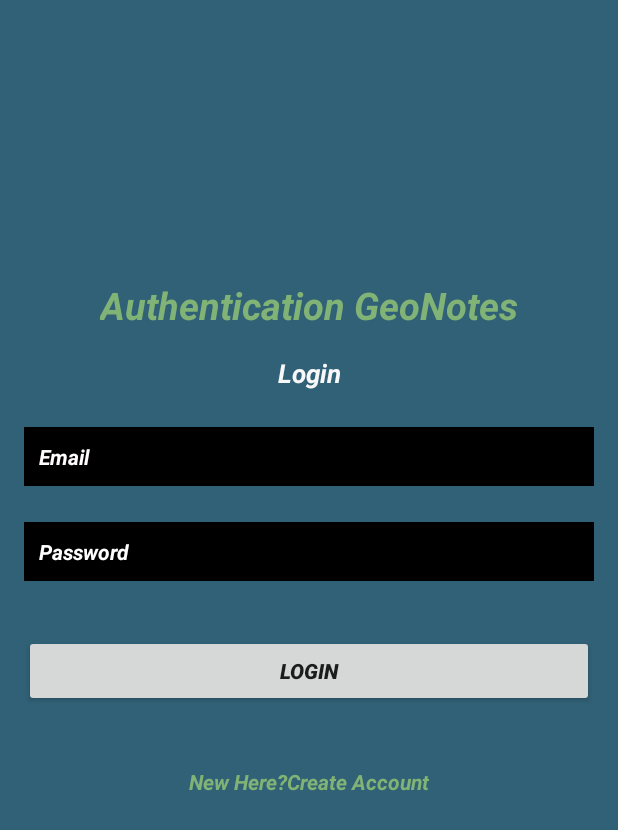
After one commit to SoorajModi/GeoNotesPlus, an Android app: the Login screen opened directly, with no data from a screen before it, on a phone screen of 412 x 824 dp. The commit adds this screen. Shown: the top 830 px of the screen. Run offline under Robolectric (Android 15) with nearby library versions, the phone set to English and light mode, and no system bars; our stand-ins replace Firebase (no records; nobody signed in at launch, a user with empty details on screens opened directly).

Commit message:
Tech story #12 is done

```diff
--- a/app/build.gradle
+++ b/app/build.gradle
@@ -1,5 +1,6 @@
 plugins {
     id 'com.android.application'
+    id 'com.google.gms.google-services'
 }
 
 android {
@@ -34,6 +35,11 @@ dependencies {
     implementation 'androidx.appcompat:appcompat:1.1.0'
     implementation 'com.google.android.material:material:1.1.0'
     implementation 'androidx.preference:preference:1.1.1'
+    implementation 'com.google.firebase:firebase-auth:20.0.2'
+    implementation 'androidx.annotation:annotation:1.1.0'
+    implementation 'androidx.constraintlayout:constraintlayout:2.0.4'
+    implementation 'androidx.lifecycle:lifecycle-livedata-ktx:2.2.0'
+    implementation 'androidx.lifecycle:lifecycle-viewmodel-ktx:2.2.0'
     testImplementation 'junit:junit:4.+'
     androidTestImplementation 'androidx.test.ext:junit:1.1.1'
     androidTestImplementation 'androidx.test.espresso:espresso-core:3.2.0'
--- /dev/null
+++ b/app/src/main/java/de/hauke_stieler/geonotes/Login.java
@@ -0,0 +1,88 @@
+package de.hauke_stieler.geonotes;
+
+import androidx.annotation.NonNull;
+import androidx.appcompat.app.AppCompatActivity;
+
+import android.content.Intent;
+import android.os.Bundle;
+import android.text.TextUtils;
+import android.widget.Button;
+import android.widget.EditText;
+import android.widget.ProgressBar;
+import android.widget.TextView;
+import android.view.View;
+import android.widget.Toast;
+import com.google.android.gms.tasks.OnCompleteListener;
+import com.google.android.gms.tasks.Task;
+import com.google.firebase.auth.AuthResult;
+import com.google.firebase.auth.FirebaseAuth;
+// CODE iS INFULUNCED BY A YOUTUBE SOURCE : https://www.youtube.com/watch?v=TwHmrZxiPA8&ab_channel=SmallAcademy
+
+
+public class Login extends AppCompatActivity {
+
+    EditText Email1,Password1;
+    Button LoginBtn1;
+    TextView CreateBtn1;
+    FirebaseAuth Auth1;
+
+
+    @Override
+    protected void onCreate(Bundle savedInstanceState) {
+        super.onCreate(savedInstanceState);
+        setContentView(R.layout.activity_login);
+
+        Email1 = findViewById(R.id.Email);
+        Password1 = findViewById(R.id.password);
+        Auth1 = FirebaseAuth.getInstance();
+        LoginBtn1 = findViewById(R.id.LoginBtn);
+        CreateBtn1 = findViewById(R.id.textView3);
+
+
+        LoginBtn1.setOnClickListener(new View.OnClickListener() {
+            @Override
+            public void onClick(View v) {
+                String emailTest = Email1.getText().toString().trim();
+                String passwordTest = Password1.getText().toString().trim();
+                if(TextUtils.isEmpty(emailTest)){
+                    Email1.setError("Email is Required");
+                    return;
+                }
+                else if(TextUtils.isEmpty(passwordTest)){
+                    Password1.setError("Password is Required");
+                    return;
+                }
+                else if(passwordTest.length() < 6)
+                {
+                    Password1.setError("Password must greater or equal to 6 charchters");
+                    return;
+                }
+                // authenticattion
+                Auth1.signInWithEmailAndPassword(emailTest,passwordTest).addOnCompleteListener(new OnCompleteListener<AuthResult>() {
+                    @Override
+                    public void onComplete(@NonNull Task<AuthResult> task) {
+                        if (task.isSuccessful()) {
+                            Toast.makeText(Login.this, "Logged in Succefully", Toast.LENGTH_SHORT).show();
+                            startActivity(new Intent(getApplicationContext(),MainActivity.class));
+                        } else if (!task.isSuccessful()) {
+                            Toast.makeText(Login.this, "Error! "+task.getException().getMessage(), Toast.LENGTH_SHORT).show();
+                        }
+                    }
+                });
+            }
+        });
+
+
+        CreateBtn1.setOnClickListener(new View.OnClickListener() {
+            @Override
+            public void onClick(View v) {
+                startActivity(new Intent(getApplicationContext(),Register.class));
+            }
+        });
+
+
+
+
+
+    }
+}
--- a/app/src/main/java/de/hauke_stieler/geonotes/MainActivity.java
+++ b/app/src/main/java/de/hauke_stieler/geonotes/MainActivity.java
@@ -48,6 +48,8 @@ public class MainActivity extends AppCompatActivity {
     protected void onCreate(Bundle savedInstanceState) {
         super.onCreate(savedInstanceState);
         setContentView(R.layout.activity_main);
+
+        // add email and password login authentication
 
         Toolbar toolbar = (Toolbar) findViewById(R.id.toolbar);
         setSupportActionBar(toolbar);
--- /dev/null
+++ b/app/src/main/res/layout/activity_login.xml
@@ -0,0 +1,129 @@
+<?xml version="1.0" encoding="utf-8"?>
+<androidx.constraintlayout.widget.ConstraintLayout xmlns:android="http://schemas.android.com/apk/res/android"
+    xmlns:app="http://schemas.android.com/apk/res-auto"
+    xmlns:tools="http://schemas.android.com/tools"
+    android:layout_width="match_parent"
+    android:layout_height="match_parent"
+    android:background="#316177"
+    tools:context=".Login">
+
+    <TextView
+        android:id="@+id/textView"
+        android:layout_width="wrap_content"
+        android:layout_height="wrap_content"
+        android:layout_marginStart="16dp"
+        android:layout_marginLeft="16dp"
+        android:layout_marginTop="16dp"
+        android:layout_marginEnd="16dp"
+        android:layout_marginRight="16dp"
+        android:layout_marginBottom="8dp"
+        android:text="Authentication GeoNotes"
+        android:textColor="#80B375"
+        android:textSize="25sp"
+        android:textStyle="bold|italic"
+        app:autoSizeTextType="none"
+        app:layout_constraintBottom_toBottomOf="parent"
+        app:layout_constraintEnd_toEndOf="parent"
+        app:layout_constraintStart_toStartOf="parent"
+        app:layout_constraintTop_toTopOf="parent"
+        app:layout_constraintVertical_bias="0.222" />
+
+    <TextView
+        android:id="@+id/textView2"
+        android:layout_width="wrap_content"
+        android:layout_height="wrap_content"
+        android:layout_marginStart="16dp"
+        android:layout_marginLeft="16dp"
+        android:layout_marginTop="16dp"
+        android:layout_marginEnd="16dp"
+        android:layout_marginRight="16dp"
+        android:layout_marginBottom="24dp"
+        android:text="Login"
+        android:textColor="#F8F8F8"
+        android:textSize="17sp"
+        android:textStyle="bold|italic"
+        app:layout_constraintBottom_toTopOf="@+id/Email"
+        app:layout_constraintEnd_toEndOf="parent"
+        app:layout_constraintStart_toStartOf="parent"
+        app:layout_constraintTop_toBottomOf="@+id/textView" />
+
+    <EditText
+        android:id="@+id/Email"
+        android:layout_width="0dp"
+        android:layout_height="wrap_content"
+        android:layout_marginStart="16dp"
+        android:layout_marginLeft="16dp"
+        android:layout_marginTop="24dp"
+        android:layout_marginEnd="16dp"
+        android:layout_marginRight="16dp"
+        android:background="#000000"
+        android:ems="10"
+        android:hint="Email"
+        android:inputType="textEmailAddress"
+        android:padding="10sp"
+        android:textColor="#FFFFFF"
+        android:textColorHint="#FFFDFD"
+        android:textSize="14sp"
+        android:textStyle="bold|italic"
+        app:layout_constraintEnd_toEndOf="parent"
+        app:layout_constraintHorizontal_bias="0.0"
+        app:layout_constraintStart_toStartOf="parent"
+        app:layout_constraintTop_toBottomOf="@+id/textView2" />
+
+    <EditText
+        android:id="@+id/password"
+        android:layout_width="0dp"
+        android:layout_height="wrap_content"
+        android:layout_marginStart="16dp"
+        android:layout_marginLeft="16dp"
+        android:layout_marginTop="24dp"
+        android:layout_marginEnd="16dp"
+        android:layout_marginRight="16dp"
+        android:background="#000000"
+        android:ems="10"
+        android:hint="Password"
+        android:inputType="textPassword"
+        android:padding="10sp"
+        android:textColor="#FFFFFF"
+        android:textColorHint="#FFFFFF"
+        android:textSize="14sp"
+        android:textStyle="bold|italic"
+        app:layout_constraintEnd_toEndOf="parent"
+        app:layout_constraintHorizontal_bias="0.0"
+        app:layout_constraintStart_toStartOf="parent"
+        app:layout_constraintTop_toBottomOf="@+id/Email" />
+
+    <Button
+        android:id="@+id/LoginBtn"
+        android:layout_width="0dp"
+        android:layout_height="wrap_content"
+        android:layout_marginStart="16dp"
+        android:layout_marginLeft="16dp"
+        android:layout_marginTop="36dp"
+        android:layout_marginEnd="16dp"
+        android:layout_marginRight="16dp"
+        android:padding="10sp"
+        android:text="Login"
+        android:textStyle="bold|italic"
+        app:layout_constraintEnd_toEndOf="parent"
+        app:layout_constraintHorizontal_bias="0.0"
+        app:layout_constraintStart_toStartOf="parent"
+        app:layout_constraintTop_toBottomOf="@+id/password" />
+
+    <TextView
+        android:id="@+id/textView3"
+        android:layout_width="wrap_content"
+        android:layout_height="wrap_content"
+        android:layout_marginStart="16dp"
+        android:layout_marginLeft="16dp"
+        android:layout_marginTop="40dp"
+        android:layout_marginEnd="16dp"
+        android:layout_marginRight="16dp"
+        android:text="New Here?Create Account"
+        android:textColor="#80B375"
+        android:textStyle="bold|italic"
+        app:layout_constraintEnd_toEndOf="parent"
+        app:layout_constraintStart_toStartOf="parent"
+        app:layout_constraintTop_toBottomOf="@+id/LoginBtn" />
+
+</androidx.constraintlayout.widget.ConstraintLayout>
--- /dev/null
+++ b/app/src/main/res/values/dimens.xml
@@ -0,0 +1,5 @@
+<resources>
+    <!-- Default screen margins, per the Android Design guidelines. -->
+    <dimen name="activity_horizontal_margin">16dp</dimen>
+    <dimen name="activity_vertical_margin">16dp</dimen>
+</resources>
--- a/build.gradle
+++ b/build.gradle
@@ -6,6 +6,7 @@ buildscript {
     }
     dependencies {
         classpath "com.android.tools.build:gradle:4.1.0"
+        classpath 'com.google.gms:google-services:4.3.5'
 
         // NOTE: Do not place your application dependencies here; they belong
         // in the individual module build.gradle files
```
Also changed, not shown: app/src/main/AndroidManifest.xml (+7 -4 lines), app/src/main/java/de/hauke_stieler/geonotes/Register.java (added, +89 -0 lines), app/src/main/java/de/hauke_stieler/geonotes/data/LoginDataSource.java (added, +29 -0 lines), app/src/main/java/de/hauke_stieler/geonotes/data/LoginRepository.java (added, +54 -0 lines), app/src/main/java/de/hauke_stieler/geonotes/data/Result.java (added, +48 -0 lines), app/src/main/java/de/hauke_stieler/geonotes/data/model/LoggedInUser.java (added, +23 -0 lines), app/src/main/res/layout/activity_main.xml (+5 -4 lines), app/src/main/res/layout/activity_register.xml (added, +144 -0 lines), app/src/main/res/values/strings.xml (+9 -0 lines).
